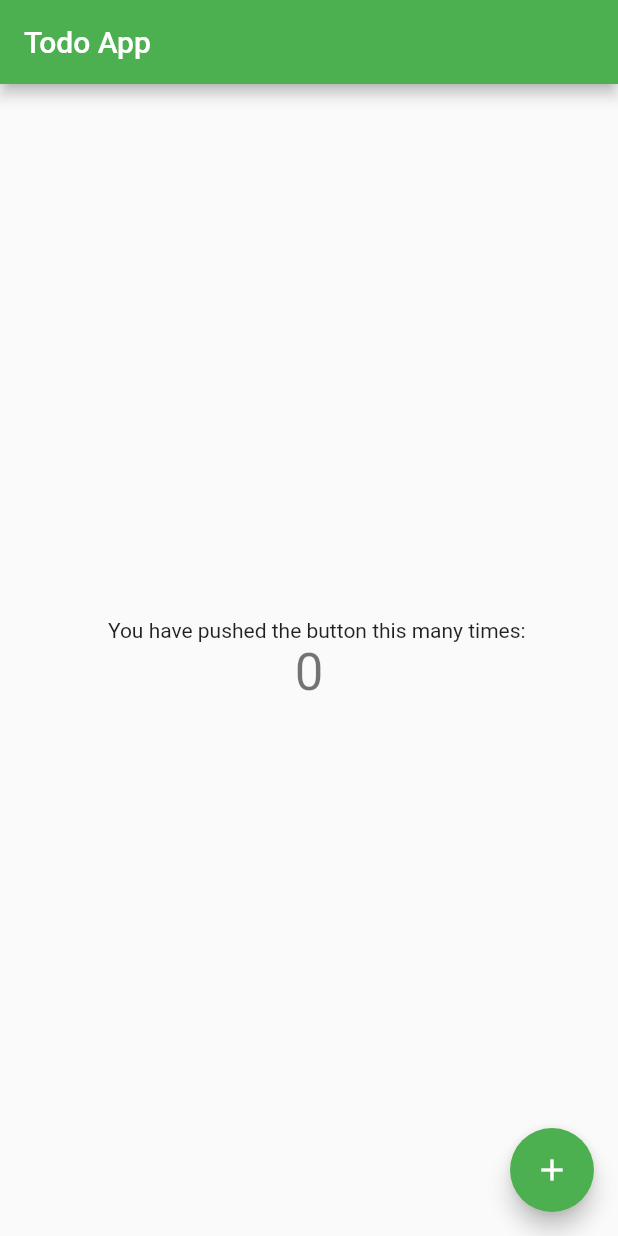
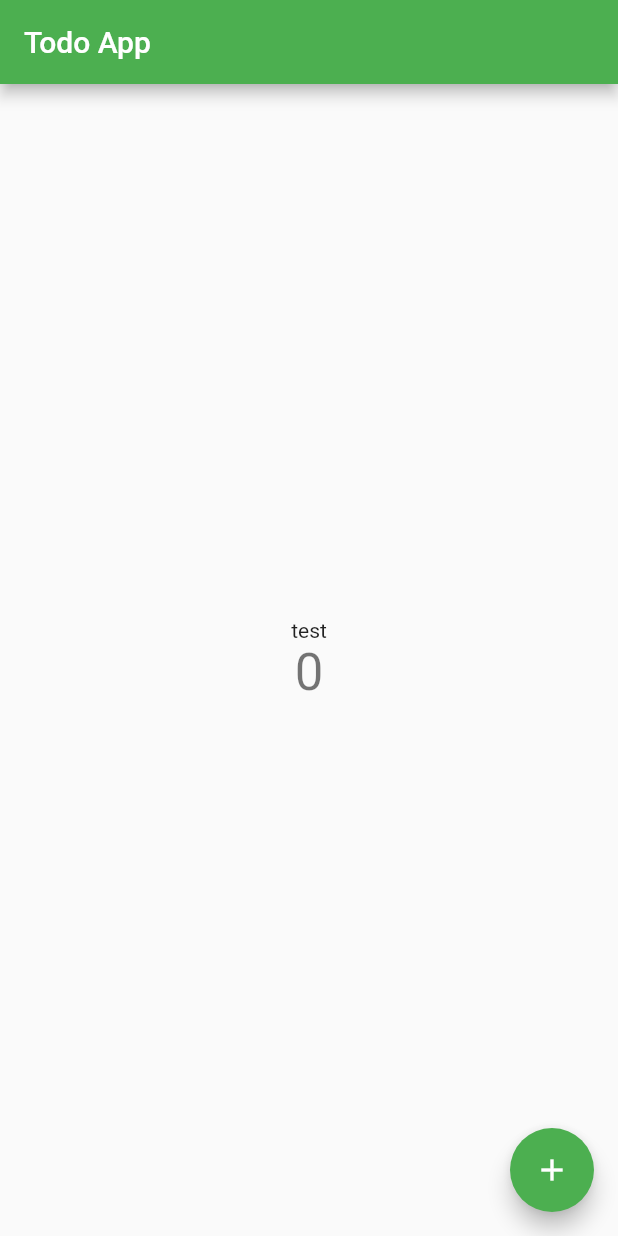
Before and after one commit to Abolfazlnezami2000/TodoApp, a Flutter app: the screen it shows after launch, on a phone screen of 412 x 824 dp. Run offline on Flutter 3.47's test engine with Material 2 defaults, Android fonts, the phone set to English and light mode, and no system bars.

Commit message:
[UPDATE] : Change 1

```diff
--- a/lib/main.dart
+++ b/lib/main.dart
@@ -46,7 +46,7 @@ class _MyHomePageState extends State<MyHomePage> {
           mainAxisAlignment: MainAxisAlignment.center,
           children: <Widget>[
             Text(
-              '   You have pushed the button this many times:',
+              'test',
             ),
             Text(
               '$_counter',
```
